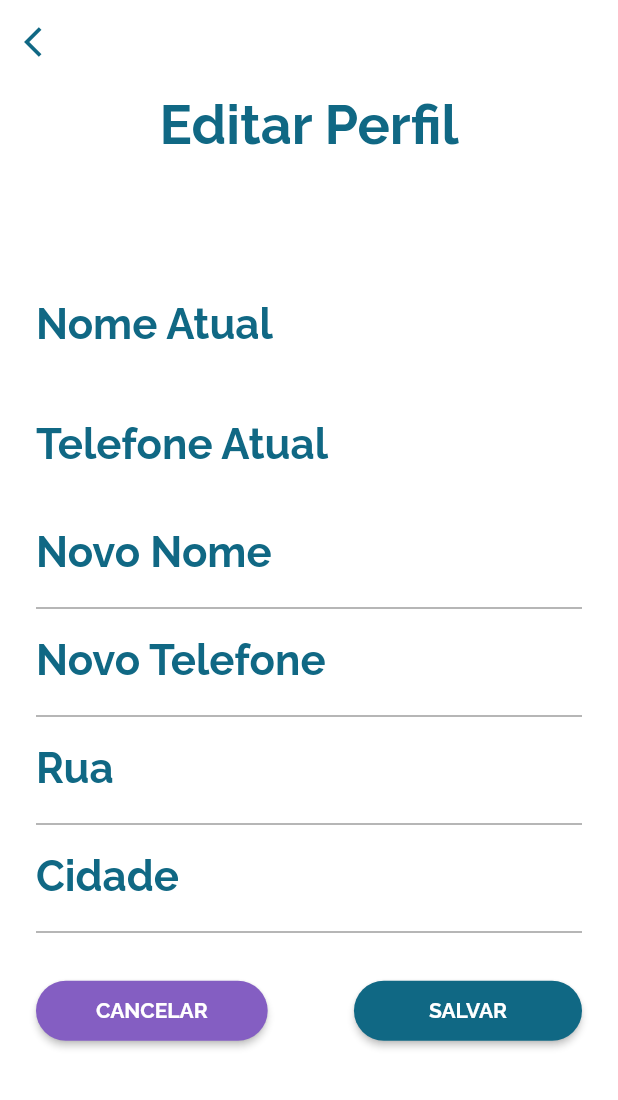
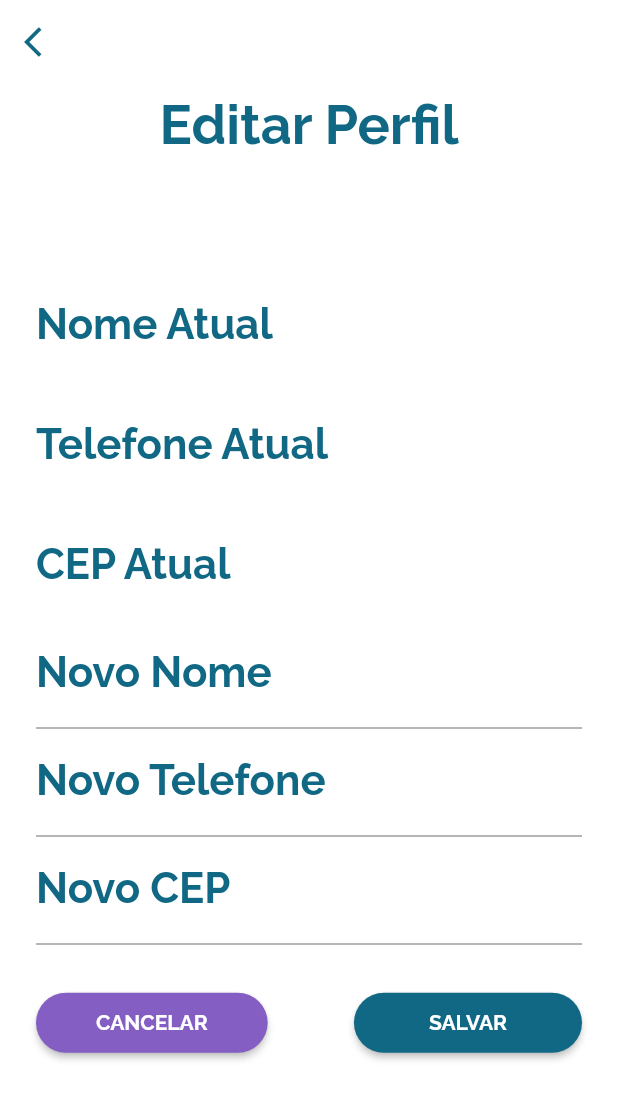
Before and after one commit to EmanuelCezardm/SummariesApp, a Flutter app: the EditProfileScreen screen opened directly with empty values, on a phone screen of 412 x 824 dp. Shown: the top 1100 px of the screen. Run offline on Flutter 3.47's test engine with Material 2 defaults, Android fonts, the phone set to English and light mode, and no system bars; our stand-ins replace mask_text_input_formatter, shared_preferences, sqflite; accounts and stored records are empty.

Commit message:
update edit profile screen

```diff
--- a/lib/ui/screens/menu/edit_profile_screen.dart
+++ b/lib/ui/screens/menu/edit_profile_screen.dart
@@ -22,12 +22,12 @@ class EditProfileScreen extends StatefulWidget {
 
 class _EditProfileScreenState extends State<EditProfileScreen> {
   var mask = MaskTextInputFormatter(mask: "(##) 9 ####-####");
+  var maskCEP = MaskTextInputFormatter(mask: "#####-###");
 
   final GlobalKey<FormState> _formKey = GlobalKey<FormState>();
   final TextEditingController _nameController = TextEditingController();
   final TextEditingController _phoneController = TextEditingController();
-  final TextEditingController _streetController = TextEditingController();
-  final TextEditingController _cityController = TextEditingController();
+  final TextEditingController _cepController = TextEditingController();
 
   UserModel get user => widget.user;
 
@@ -117,6 +117,22 @@ class _EditProfileScreenState extends State<EditProfileScreen> {
               fontSize: 20,
             ),
           ),
+          const SizedBox(height: 8),
+          TextFormField(
+            enabled: false,
+            decoration: const InputDecoration(
+              disabledBorder: InputBorder.none,
+              labelText: 'CEP Atual',
+              labelStyle: TextStyle(
+                fontSize: 28,
+                color: AppColors.blue,
+              ),
+            ),
+            //initialValue: user.cellPhone,
+            style: const TextStyle(
+              fontSize: 20,
+            ),
+          ),
           TextFormField(
             controller: _nameController,
             validator: _nameValidator,
@@ -149,10 +165,10 @@ class _EditProfileScreenState extends State<EditProfileScreen> {
             inputFormatters: [mask],
           ),
           TextFormField(
-            controller: _streetController,
-            validator: _streetValidator,
+            controller: _cepController,
+            validator: _cepValidator,
             decoration: const InputDecoration(
-              labelText: 'Rua',
+              labelText: 'Novo CEP',
               labelStyle: TextStyle(
                 fontSize: 28,
                 color: AppColors.blue,
@@ -161,22 +177,8 @@ class _EditProfileScreenState extends State<EditProfileScreen> {
             style: const TextStyle(
               fontSize: 20,
             ),
-            keyboardType: TextInputType.streetAddress,
-          ),
-          TextFormField(
-            controller: _cityController,
-            validator: _cityValidator,
-            decoration: const InputDecoration(
-              labelText: 'Cidade',
-              labelStyle: TextStyle(
-                fontSize: 28,
-                color: AppColors.blue,
-              ),
-            ),
-            style: const TextStyle(
-              fontSize: 20,
-            ),
-            keyboardType: TextInputType.text,
+            keyboardType: TextInputType.number,
+            inputFormatters: [maskCEP],
           ),
         ],
       ),
@@ -254,15 +256,8 @@ class _EditProfileScreenState extends State<EditProfileScreen> {
     return null;
   }
 
-  String? _streetValidator(value) {
-    if (value.length < 16 && value.isNotEmpty) {
-      return 'Preencha o campo corretamente';
-    }
-    return null;
-  }
-
-  String? _cityValidator(value) {
-    if (value.length < 16 && value.isNotEmpty) {
+  String? _cepValidator(value) {
+    if (value.length < 9 && value.isNotEmpty) {
       return 'Preencha o campo corretamente';
     }
     return null;
```
